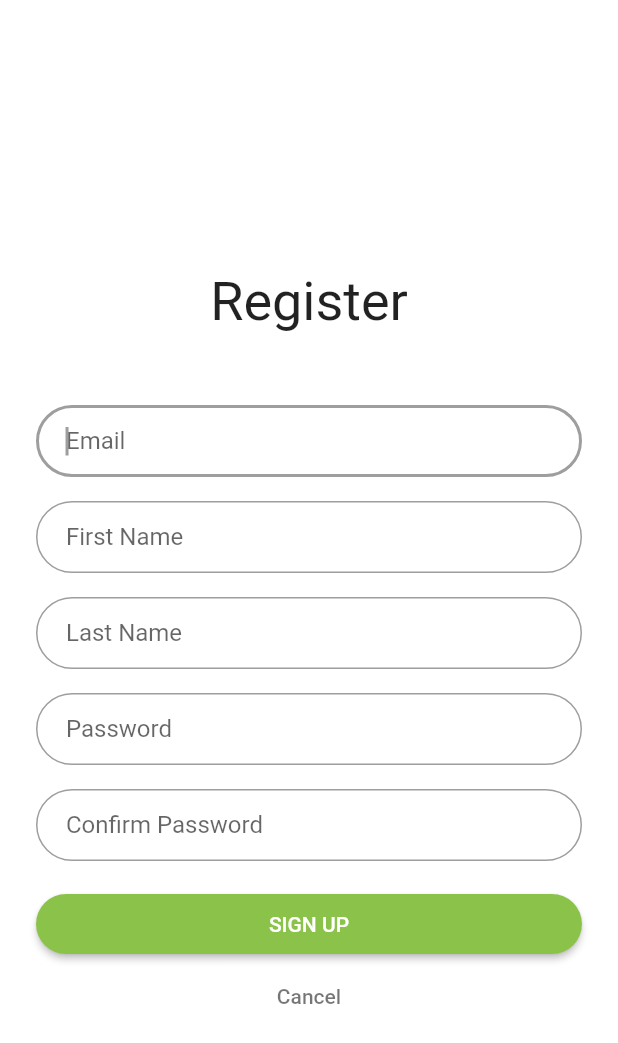
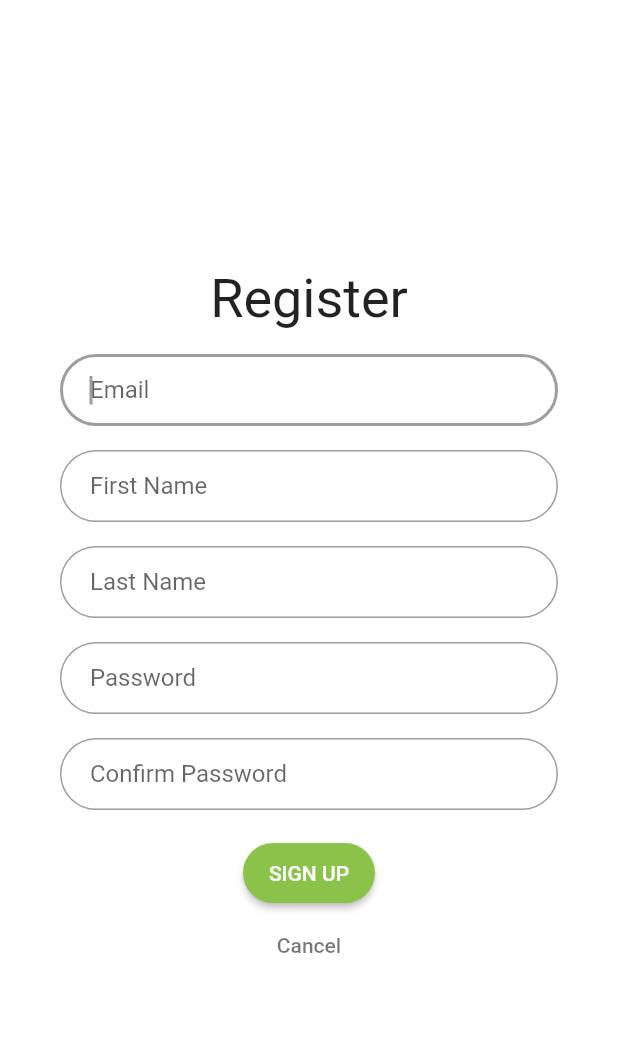
Before and after one commit to srh09/reports_manager, a Flutter app: the screen it shows after launch, after a tap on "Log In", after a tap on "Register", on a phone screen of 412 x 824 dp. Shown: the top 1043 px of the screen. Run offline on Flutter 3.47's test engine with Material 2 defaults, Android fonts, the phone set to English and light mode, and no system bars; our stand-ins replace firebase_auth, firebase_core, google_sign_in; accounts and stored records are empty.

Commit message:
rework registration

```diff
--- a/lib/screens/signin.dart
+++ b/lib/screens/signin.dart
@@ -22,6 +22,16 @@ class _SigninScreenState extends State<SigninScreen> {
   final TextEditingController passwordController = TextEditingController();
 
   String errorMsg;
+
+  void _submitSignIn(BuildContext context) async {
+    if (_formKey.currentState.validate()) {
+      errorMsg = await context.read<AuthService>().signInWithEmailPassword(
+          emailController.text.trim(), passwordController.text.trim());
+      if (errorMsg != null) {
+        Helpers.createAlertDialog(context, errorMsg, 'Error');
+      }
+    }
+  }
 
   Widget _buildHeroLogo() {
     return Padding(
@@ -60,19 +70,14 @@ class _SigninScreenState extends State<SigninScreen> {
     );
   }
 
-  Widget _buildPasswordInput() {
+  Widget _buildPasswordInput(BuildContext context) {
     return SizedBox(
       height: 80.0,
       child: TextFormField(
         controller: passwordController,
         validator: (value) => Validators.password(value),
         textInputAction: TextInputAction.done,
-        onFieldSubmitted: (_) {
-          if (_formKey.currentState.validate()) {
-            // authService.signInWithEmailPassword(
-            //     emailController.text, passwordController.text);
-          }
-        },
+        onFieldSubmitted: (_) => _submitSignIn(context),
         decoration: InputDecoration(
           hintText: 'Password',
           contentPadding:
@@ -89,17 +94,7 @@ class _SigninScreenState extends State<SigninScreen> {
       width: double.infinity,
       child: RaisedButton(
         shape: RoundedRectangleBorder(borderRadius: BorderRadius.circular(24)),
-        onPressed: () async {
-          if (_formKey.currentState.validate()) {
-            errorMsg = await context
-                .read<AuthService>()
-                .signInWithEmailPassword(emailController.text.trim(),
-                    passwordController.text.trim());
-            if (errorMsg != null) {
-              Helpers.createAlertDialog(context, errorMsg, 'Error');
-            }
-          }
-        },
+        onPressed: () => _submitSignIn(context),
         padding: EdgeInsets.all(12),
         color: Colors.lightBlueAccent,
         child: Text('Log In', style: TextStyle(color: Colors.white)),
@@ -163,7 +158,7 @@ class _SigninScreenState extends State<SigninScreen> {
                       children: <Widget>[
                         _buildHeroLogo(),
                         _buildEmailInput(),
-                        _buildPasswordInput(),
+                        _buildPasswordInput(context),
                         _buildLoginButton(context),
                         _buildRegisterButton(),
                         _buildForgotPasswordLabel(),
--- a/lib/screens/signup.dart
+++ b/lib/screens/signup.dart
@@ -33,38 +33,19 @@ class _SignupScreenState extends State<SignupScreen> {
     });
   }
 
-  @override
-  Widget build(BuildContext context) {
-    // context.read<AuthService>().user.listen((User user) {
-    //   if (user != null)
-    //     Navigator.pushReplacementNamed(context, JobsitesScreen.routeName);
-    // });
-    return Scaffold(
-      backgroundColor: Colors.white,
-      body: Center(
-        child: Form(
-          key: _formKey,
-          child: ListView(
-            shrinkWrap: true,
-            padding: EdgeInsets.only(top: 36.0, left: 24.0, right: 24.0),
-            children: <Widget>[
-              Padding(
+  Widget _buildRegisterText() {
+    return Padding(
       padding: EdgeInsets.all(8.0),
       child: Text(
         'Register',
         style: TextStyle(fontSize: 36.0, color: Colors.black87),
         textAlign: TextAlign.center,
       ),
-              ),
-              Padding(
-                padding: EdgeInsets.all(8.0),
-                child: Text(
-                  '$_errorMessage',
-                  style: TextStyle(fontSize: 14.0, color: Colors.red),
-                  textAlign: TextAlign.center,
-                ),
-              ),
-              Padding(
+    );
+  }
+
+  Widget _buildEmailInput() {
+    return Padding(
       padding: EdgeInsets.symmetric(vertical: 8.0),
       child: TextFormField(
         validator: (value) {
@@ -84,12 +65,14 @@ class _SignupScreenState extends State<SignupScreen> {
         decoration: InputDecoration(
           hintText: 'Email',
           contentPadding: EdgeInsets.fromLTRB(20.0, 10.0, 20.0, 10.0),
-                    border: OutlineInputBorder(
-                        borderRadius: BorderRadius.circular(32.0)),
+          border: OutlineInputBorder(borderRadius: BorderRadius.circular(32.0)),
         ),
       ),
-              ),
-              Padding(
+    );
+  }
+
+  Widget _buildFirstNameInput() {
+    return Padding(
       padding: EdgeInsets.symmetric(vertical: 8.0),
       child: TextFormField(
         validator: (value) {
@@ -109,12 +92,14 @@ class _SignupScreenState extends State<SignupScreen> {
         decoration: InputDecoration(
           hintText: 'First Name',
           contentPadding: EdgeInsets.fromLTRB(20.0, 10.0, 20.0, 10.0),
-                    border: OutlineInputBorder(
-                        borderRadius: BorderRadius.circular(32.0)),
+          border: OutlineInputBorder(borderRadius: BorderRadius.circular(32.0)),
         ),
       ),
-              ),
-              Padding(
+    );
+  }
+
+  Widget _buildLastNameInput() {
+    return Padding(
       padding: EdgeInsets.symmetric(vertical: 8.0),
       child: TextFormField(
         validator: (value) {
@@ -134,12 +119,14 @@ class _SignupScreenState extends State<SignupScreen> {
         decoration: InputDecoration(
           hintText: 'Last Name',
           contentPadding: EdgeInsets.fromLTRB(20.0, 10.0, 20.0, 10.0),
-                    border: OutlineInputBorder(
-                        borderRadius: BorderRadius.circular(32.0)),
+          border: OutlineInputBorder(borderRadius: BorderRadius.circular(32.0)),
         ),
       ),
-              ),
-              Padding(
+    );
+  }
+
+  Widget _buildPasswordInput() {
+    return Padding(
       padding: EdgeInsets.symmetric(vertical: 8.0),
       child: TextFormField(
         validator: (value) {
@@ -159,12 +146,14 @@ class _SignupScreenState extends State<SignupScreen> {
         decoration: InputDecoration(
           hintText: 'Password',
           contentPadding: EdgeInsets.fromLTRB(20.0, 10.0, 20.0, 10.0),
-                    border: OutlineInputBorder(
-                        borderRadius: BorderRadius.circular(32.0)),
+          border: OutlineInputBorder(borderRadius: BorderRadius.circular(32.0)),
         ),
       ),
-              ),
-              Padding(
+    );
+  }
+
+  Widget _buildConfirmPasswordInput() {
+    return Padding(
       padding: EdgeInsets.symmetric(vertical: 8.0),
       child: TextFormField(
         autofocus: false,
@@ -182,12 +171,14 @@ class _SignupScreenState extends State<SignupScreen> {
         decoration: InputDecoration(
           hintText: 'Confirm Password',
           contentPadding: EdgeInsets.fromLTRB(20.0, 10.0, 20.0, 10.0),
-                    border: OutlineInputBorder(
-                        borderRadius: BorderRadius.circular(32.0)),
+          border: OutlineInputBorder(borderRadius: BorderRadius.circular(32.0)),
         ),
       ),
-              ),
-              Padding(
+    );
+  }
+
+  Widget _buildSignupButton() {
+    return Padding(
       padding: EdgeInsets.only(top: 10.0),
       child: RaisedButton(
         shape: RoundedRectangleBorder(
@@ -196,8 +187,7 @@ class _SignupScreenState extends State<SignupScreen> {
         onPressed: () {
           if (_formKey.currentState.validate()) {
             context.read<AuthService>().registerWithEmailPassword(
-                          emailTextEditController.text,
-                          passwordTextEditController.text);
+                emailTextEditController.text, passwordTextEditController.text);
           }
         },
         padding: EdgeInsets.all(12),
@@ -205,8 +195,11 @@ class _SignupScreenState extends State<SignupScreen> {
         child: Text('Sign Up'.toUpperCase(),
             style: TextStyle(color: Colors.white)),
       ),
-              ),
-              Padding(
+    );
+  }
+
+  Widget _buildCancelButton() {
+    return Padding(
       padding: EdgeInsets.zero,
       child: FlatButton(
         child: Text(
@@ -216,11 +209,52 @@ class _SignupScreenState extends State<SignupScreen> {
         onPressed: () {
           Navigator.pop(context);
         },
-                  ))
+      ),
+    );
+  }
+
+  @override
+  Widget build(BuildContext context) {
+    // context.read<AuthService>().user.listen((User user) {
+    //   if (user != null)
+    //     Navigator.pushReplacementNamed(context, JobsitesScreen.routeName);
+    // });
+
+    return Scaffold(
+      body: LayoutBuilder(
+        builder: (BuildContext context, BoxConstraints viewportConstraints) {
+          return SingleChildScrollView(
+            child: ConstrainedBox(
+              constraints:
+                  BoxConstraints(minHeight: viewportConstraints.maxHeight),
+              child: GestureDetector(
+                onTap: () => FocusScope.of(context).unfocus(),
+                child: Container(
+                  color: Colors.white,
+                  padding: EdgeInsets.symmetric(horizontal: 40.0),
+                  alignment: Alignment.center,
+                  child: Form(
+                    key: _formKey,
+                    child: Column(
+                      mainAxisAlignment: MainAxisAlignment.center,
+                      children: <Widget>[
+                        _buildRegisterText(),
+                        _buildEmailInput(),
+                        _buildFirstNameInput(),
+                        _buildLastNameInput(),
+                        _buildPasswordInput(),
+                        _buildConfirmPasswordInput(),
+                        _buildSignupButton(),
+                        _buildCancelButton(),
                       ],
                     ),
                   ),
                 ),
+              ),
+            ),
+          );
+        },
+      ),
     );
   }
 }
--- a/lib/services/auth.dart
+++ b/lib/services/auth.dart
@@ -18,10 +18,14 @@ class AuthService {
           email: email, password: password);
       return null;
     } on FirebaseAuthException catch (e) {
-      if (e.code == 'weak-password')
+      if (e.code == 'email-already-in-use')
+        return 'The account already exists for that email.';
+      else if (e.code == 'invalid-email')
+        return 'The email address is not valid.';
+      else if (e.code == 'operation-not-allowed')
+        return 'Email/Password signin is not enabled.';
+      else if (e.code == 'weak-password')
         return 'The password provided is too weak.';
-      else if (e.code == 'email-already-in-use')
-        return 'The account already exists for that email.';
       return e.message;
     } catch (e) {
       return e.message;
@@ -34,7 +38,11 @@ class AuthService {
           email: email, password: password);
       return null;
     } on FirebaseAuthException catch (e) {
-      if (e.code == 'user-not-found')
+      if (e.code == 'invalid-email')
+        return 'The email address is not valid.';
+      else if (e.code == 'user-disabled')
+        return 'This user is disabled.';
+      else if (e.code == 'user-not-found')
         return 'No user found for that email.';
       else if (e.code == 'wrong-password')
         return 'Wrong password provided for that user.';
```
Lines whose indentation alone changed are shown as unchanged.
